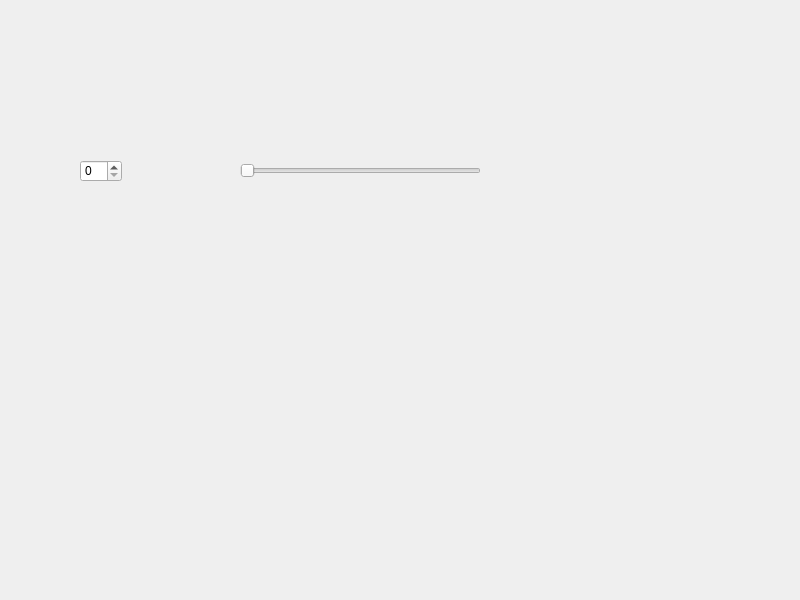
Above: widget.ui from hi-ma-san/Spinbox before the change. Below: the same form after it.
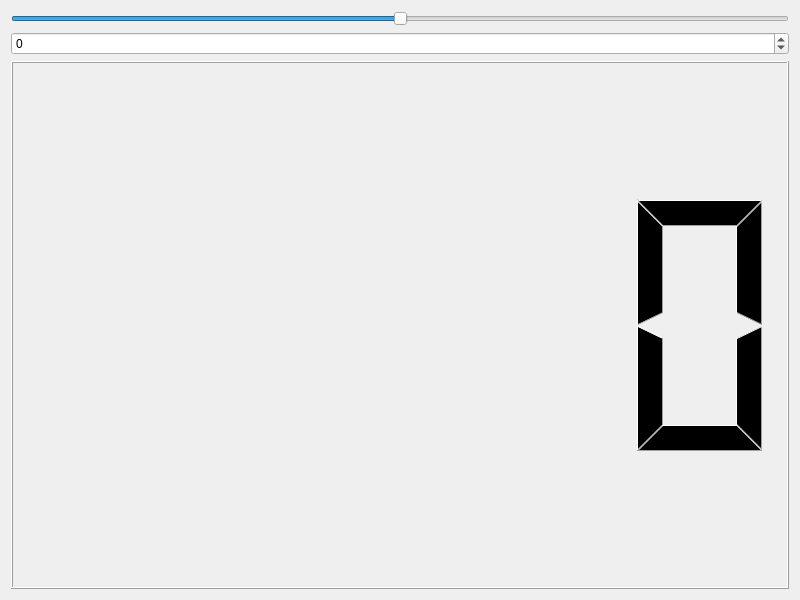
That is the form after the change.

Commit message: Project Completed!

What changed in the file:
```diff
--- a/widget.ui
+++ b/widget.ui
@@ -13,29 +13,34 @@
   <property name="windowTitle">
    <string>請輸入年齡</string>
   </property>
-  <widget class="QSpinBox" name="spinBox">
-   <property name="geometry">
-    <rect>
-     <x>80</x>
-     <y>160</y>
-     <width>42</width>
-     <height>22</height>
-    </rect>
-   </property>
-  </widget>
-  <widget class="QSlider" name="horizontalSlider">
-   <property name="geometry">
-    <rect>
-     <x>240</x>
-     <y>160</y>
-     <width>241</width>
-     <height>22</height>
-    </rect>
-   </property>
-   <property name="orientation">
-    <enum>Qt::Orientation::Horizontal</enum>
-   </property>
-  </widget>
+  <layout class="QVBoxLayout" name="verticalLayout">
+   <item>
+    <widget class="QSlider" name="horizontalSlider">
+     <property name="minimum">
+      <number>-100</number>
+     </property>
+     <property name="maximum">
+      <number>100</number>
+     </property>
+     <property name="orientation">
+      <enum>Qt::Orientation::Horizontal</enum>
+     </property>
+    </widget>
+   </item>
+   <item>
+    <widget class="QSpinBox" name="spinBox">
+     <property name="minimum">
+      <number>-100</number>
+     </property>
+     <property name="maximum">
+      <number>100</number>
+     </property>
+    </widget>
+   </item>
+   <item>
+    <widget class="QLCDNumber" name="lcdNumber"/>
+   </item>
+  </layout>
  </widget>
  <resources/>
  <connections>
```
Left out of the diff: 32 changed lines with no effect on the pictures.
